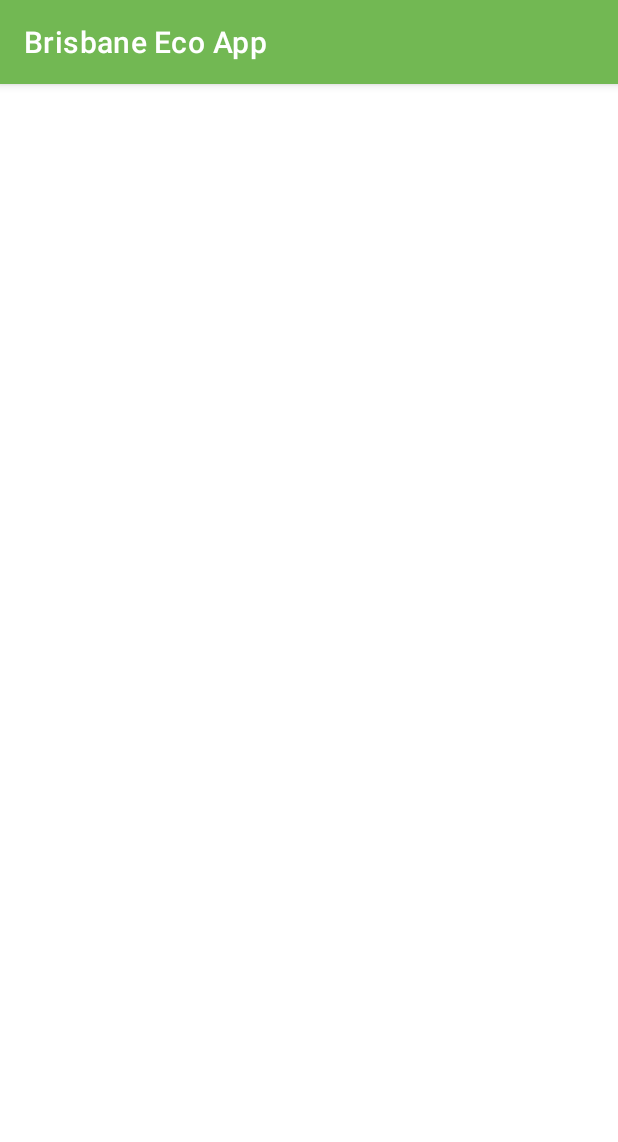
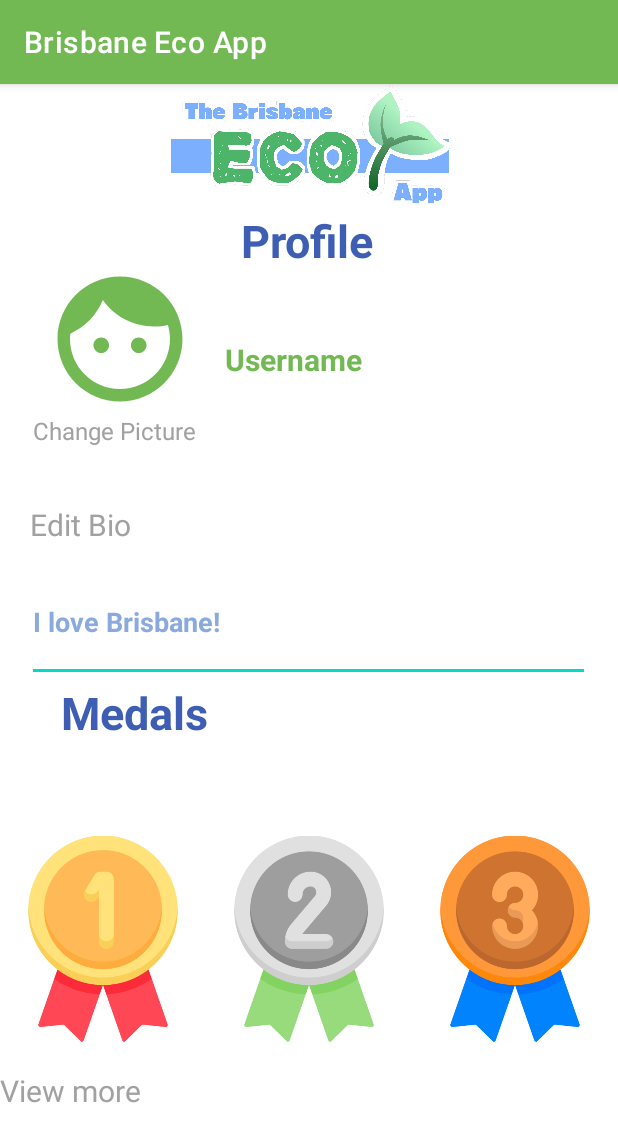
Before and after one commit to All-stairs-no-slides/Brisbane_Eco, an Android app: the ProfileActivity screen opened directly, with no data from a screen before it, on a phone screen of 412 x 824 dp. Shown: the top 1142 px of the screen. Run offline under Robolectric (Android 15) with nearby library versions, the phone set to English and light mode, and no system bars.

Commit message:
Finished profile page design
Finished profile page design

```diff
--- a/app/src/main/res/layout/activity_profile.xml
+++ b/app/src/main/res/layout/activity_profile.xml
@@ -1,10 +1,173 @@
 <?xml version="1.0" encoding="utf-8"?>
-<androidx.constraintlayout.widget.ConstraintLayout
-    xmlns:android="http://schemas.android.com/apk/res/android"
+<LinearLayout xmlns:android="http://schemas.android.com/apk/res/android"
+    xmlns:app="http://schemas.android.com/apk/res-auto"
     xmlns:tools="http://schemas.android.com/tools"
-    xmlns:app="http://schemas.android.com/apk/res-auto"
     android:layout_width="match_parent"
     android:layout_height="match_parent"
-    tools:context=".ProfileActivity">
+    tools:context=".menupage"
+    tools:ignore="MissingConstraints"
+    android:orientation="vertical">
 
-  </androidx.constraintlayout.widget.ConstraintLayout>
+  <LinearLayout
+      android:layout_width="match_parent"
+      android:layout_height="84dp"
+      android:orientation="horizontal">
+
+
+    <ImageView
+        android:id="@+id/logo"
+        android:layout_width="143dp"
+        android:layout_height="84dp"
+        android:layout_gravity="start"
+        android:layout_weight="1"
+        android:src="@drawable/logo" />
+
+  </LinearLayout>
+
+  <TextView
+      android:layout_width="90dp"
+      android:layout_height="36dp"
+      android:layout_gravity="center"
+      android:text="Profile"
+      android:textColor="#3d5eb3"
+      android:textSize="30dp"
+      android:textStyle="bold"
+      tools:layout_editor_absoluteX="49dp"
+      tools:layout_editor_absoluteY="161dp" />
+
+
+
+  <LinearLayout
+      android:layout_width="match_parent"
+      android:layout_height="wrap_content"
+      android:layout_marginHorizontal="10dp"
+      android:layout_marginBottom="20dp"
+      android:orientation="horizontal">
+
+    <LinearLayout
+        android:orientation="vertical"
+        android:layout_width="140dp"
+        android:layout_height="140dp">
+
+      <ImageView
+          android:layout_width="140dp"
+          android:layout_height="100dp"
+          android:layout_gravity="left"
+          android:src="@drawable/baseline_face_24" />
+
+      <TextView
+          android:clickable="true"
+          android:id="@id/RubbishMenuBtn"
+          android:layout_width="116dp"
+          android:layout_height="40dp"
+          android:text="Change Picture"
+          android:textColor="#a1a1a1"
+          android:textSize="16dp"
+          android:layout_gravity="center"
+          tools:layout_editor_absoluteX="49dp"
+          tools:layout_editor_absoluteY="161dp" />
+    </LinearLayout>
+
+    <TextView
+        android:id="@id/RubbishMenuBtn"
+        android:layout_width="316dp"
+        android:layout_height="39dp"
+        android:layout_gravity="center"
+        android:clickable="true"
+        android:text="Username"
+        android:textColor="#72B953"
+        android:textSize="20dp"
+        android:textStyle="bold"
+        tools:layout_editor_absoluteX="49dp"
+        tools:layout_editor_absoluteY="161dp" />
+
+  </LinearLayout>
+  <TextView
+      android:layout_width="316dp"
+      android:layout_height="39dp"
+      android:layout_gravity="left"
+      android:layout_marginHorizontal="20dp"
+      android:text="Edit Bio"
+      android:textColor="#a1a1a1"
+      android:textSize="20dp"
+      tools:layout_editor_absoluteX="49dp"
+      tools:layout_editor_absoluteY="161dp" />
+
+  <EditText
+      android:id="@+id/NameEditText"
+      android:layout_width="375dp"
+      android:layout_height="79dp"
+      android:layout_marginVertical="0dp"
+      android:layout_gravity="center"
+      android:hint="I love Brisbane!"
+      android:textColorHint="#8aaade"
+      android:textStyle="bold"
+
+      />
+
+  <TextView
+      android:layout_width="330dp"
+      android:layout_height="83dp"
+      android:layout_gravity="center"
+      android:text="Medals"
+      android:textColor="#3d5eb3"
+      android:textSize="30dp"
+      android:textStyle="bold"
+      tools:layout_editor_absoluteX="49dp"
+      tools:layout_editor_absoluteY="161dp" />
+
+  <LinearLayout
+      android:layout_width="95dp"
+      android:orientation="vertical"
+      android:layout_height="wrap_content">
+
+  </LinearLayout>
+  <LinearLayout
+      android:layout_width="match_parent"
+      android:layout_height="wrap_content"
+      android:orientation="horizontal">
+
+  <ImageView
+      android:id="@+id/gold"
+      android:layout_width="104dp"
+      android:layout_height="175dp"
+      android:layout_gravity="start"
+      android:layout_weight="1"
+      android:src="@drawable/medal" />
+
+    <ImageView
+    android:id="@+id/silver"
+    android:layout_width="104dp"
+    android:layout_height="175dp"
+    android:layout_gravity="start"
+    android:layout_weight="1"
+    android:src="@drawable/two" />
+
+    <ImageView
+        android:id="@+id/bronze"
+        android:layout_width="104dp"
+        android:layout_height="175dp"
+        android:layout_gravity="start"
+        android:layout_weight="1"
+        android:src="@drawable/three" />
+
+    </LinearLayout>
+  <LinearLayout
+      android:layout_width="95dp"
+      android:orientation="vertical"
+      android:layout_height="wrap_content">
+    <TextView
+        android:layout_width="316dp"
+        android:layout_height="39dp"
+        android:layout_gravity="left"
+        android:text="View more"
+        android:textColor="#a1a1a1"
+        android:textSize="20dp"
+        tools:layout_editor_absoluteX="49dp"
+        tools:layout_editor_absoluteY="161dp" />
+
+
+  </LinearLayout>
+
+    -->
+  </LinearLayout>
--- /dev/null
+++ b/app/src/main/res/mipmap-anydpi-v26/square.xml
@@ -0,0 +1,5 @@
+<?xml version="1.0" encoding="utf-8"?>
+<adaptive-icon xmlns:android="http://schemas.android.com/apk/res/android">
+    <background android:drawable="@drawable/square_background"/>
+    <foreground android:drawable="@drawable/square_foreground"/>
+</adaptive-icon>
--- /dev/null
+++ b/app/src/main/res/mipmap-anydpi-v26/square_round.xml
@@ -0,0 +1,5 @@
+<?xml version="1.0" encoding="utf-8"?>
+<adaptive-icon xmlns:android="http://schemas.android.com/apk/res/android">
+    <background android:drawable="@drawable/square_background"/>
+    <foreground android:drawable="@drawable/square_foreground"/>
+</adaptive-icon>
```
Also changed, not shown: app/src/main/res/drawable/square_background.xml (added, +74 -0 lines), app/src/main/res/drawable/square_foreground.xml (added, +31 -0 lines), app/src/main/java/com/example/brisbaneeco/ProfileActivity.java (line endings or trailing spaces), app/src/main/res/drawable/medal.png (added), app/src/main/res/drawable/three.png (added), app/src/main/res/drawable/two.png (added), app/src/main/res/mipmap-hdpi/square.webp (added), app/src/main/res/mipmap-hdpi/square_round.webp (added), app/src/main/res/mipmap-mdpi/square.webp (added), app/src/main/res/mipmap-mdpi/square_round.webp (added), app/src/main/res/mipmap-xhdpi/square.webp (added), app/src/main/res/mipmap-xhdpi/square_round.webp (added), app/src/main/res/mipmap-xxhdpi/square.webp (added), app/src/main/res/mipmap-xxhdpi/square_round.webp (added), 3 more files.
